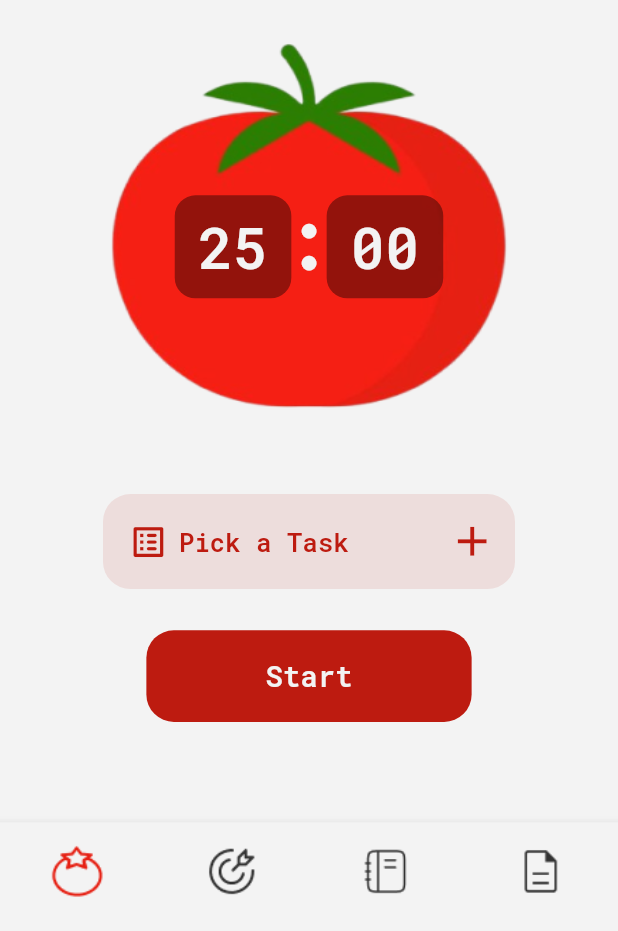
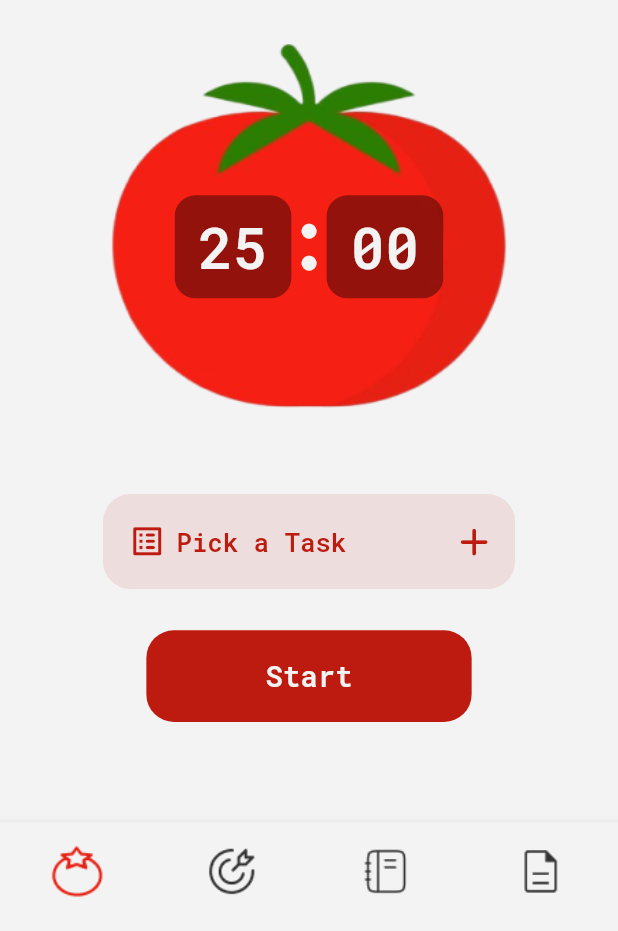
Before and after one commit to Abdusalom-mobile-developer/pomodoro, a Flutter app: the screen it shows after launch, on a phone screen of 412 x 824 dp, the part 305-1236 px from its top. Run offline on Flutter 3.47's test engine with Material 3 defaults, Android fonts, the phone set to English and light mode, and no system bars; our stand-ins replace go_router; missing offline and left inert: back_button_interceptor.

Commit message:
Made some changes to the design of the task piking Button.

```diff
--- a/lib/screens/home.dart
+++ b/lib/screens/home.dart
@@ -369,7 +369,7 @@ class _HomeScreenState extends State<HomeScreen> {
                             Icon(
                               Icons.list_alt_rounded,
                               color: UtilsColors.pink,
-                              size: CustomSize.height(context, 31),
+                              size: CustomSize.height(context, 33),
                             ),
                             const SizedBox(
                               width: 7,
@@ -385,9 +385,9 @@ class _HomeScreenState extends State<HomeScreen> {
                           ],
                         ),
                         Icon(
-                          Icons.add,
+                          Icons.add_rounded,
                           color: UtilsColors.pink,
-                          size: CustomSize.height(context, 25),
+                          size: CustomSize.height(context, 27),
                         )
                       ],
                     )),
```
